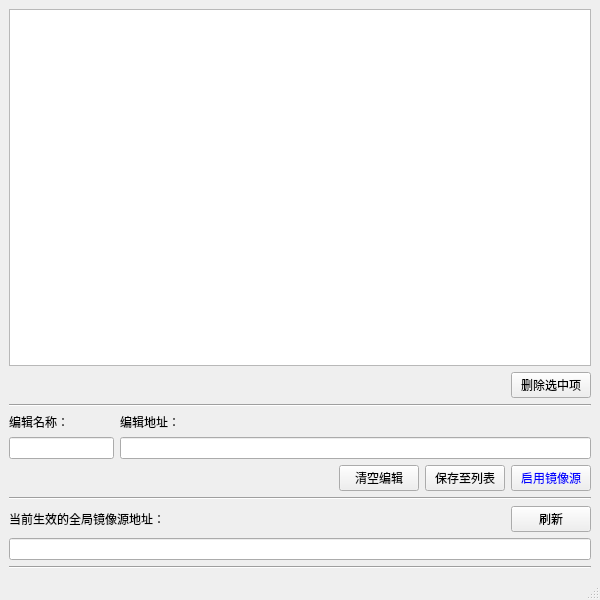
First picture: the form in interface/MirrorSourceManager.ui, repository hrpzcf/AwesomePyKit, before the edit.
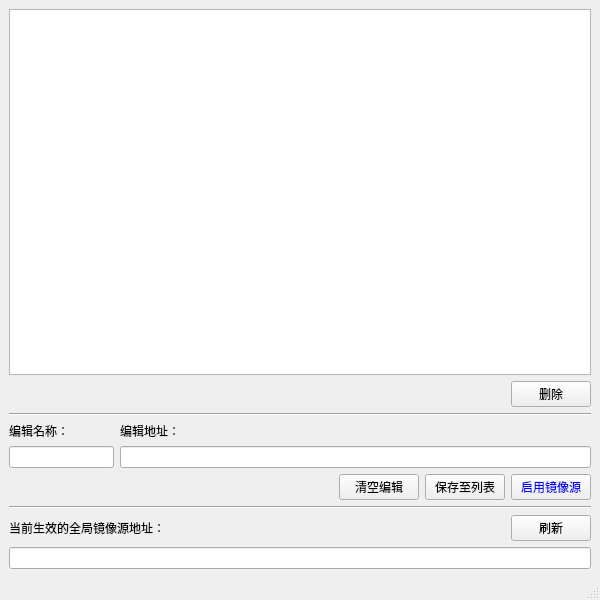
Second picture: the form after the edit.

Commit message: fix: 各工具提示修改，界面微调。

The edit to the form file:
```diff
--- a/interface/MirrorSourceManager.ui
+++ b/interface/MirrorSourceManager.ui
@@ -43,7 +43,7 @@
            <string>删除列表中选中的镜像源地址。</string>
           </property>
           <property name="text">
-           <string>删除选中项</string>
+           <string>删除</string>
           </property>
          </widget>
         </item>
@@ -214,13 +214,6 @@
           </property>
          </widget>
         </item>
-        <item>
-         <widget class="Line" name="line_3">
-          <property name="orientation">
-           <enum>Qt::Horizontal</enum>
-          </property>
-         </widget>
-        </item>
        </layout>
       </item>
      </layout>
```
The commit also changes 7 other files.
